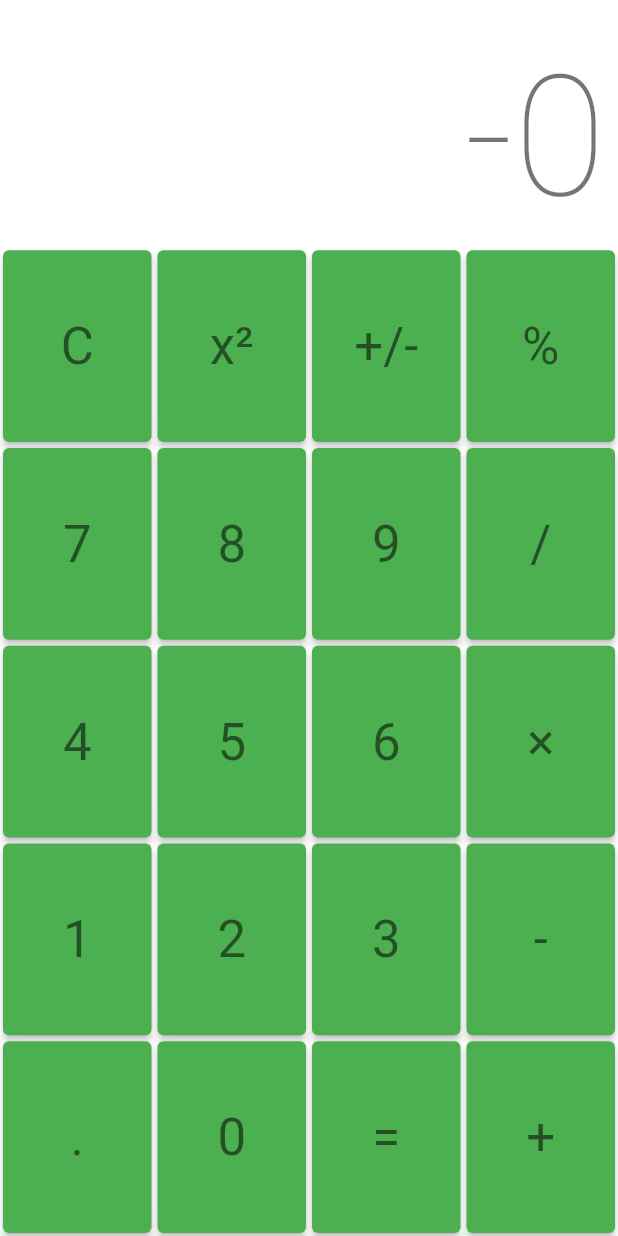
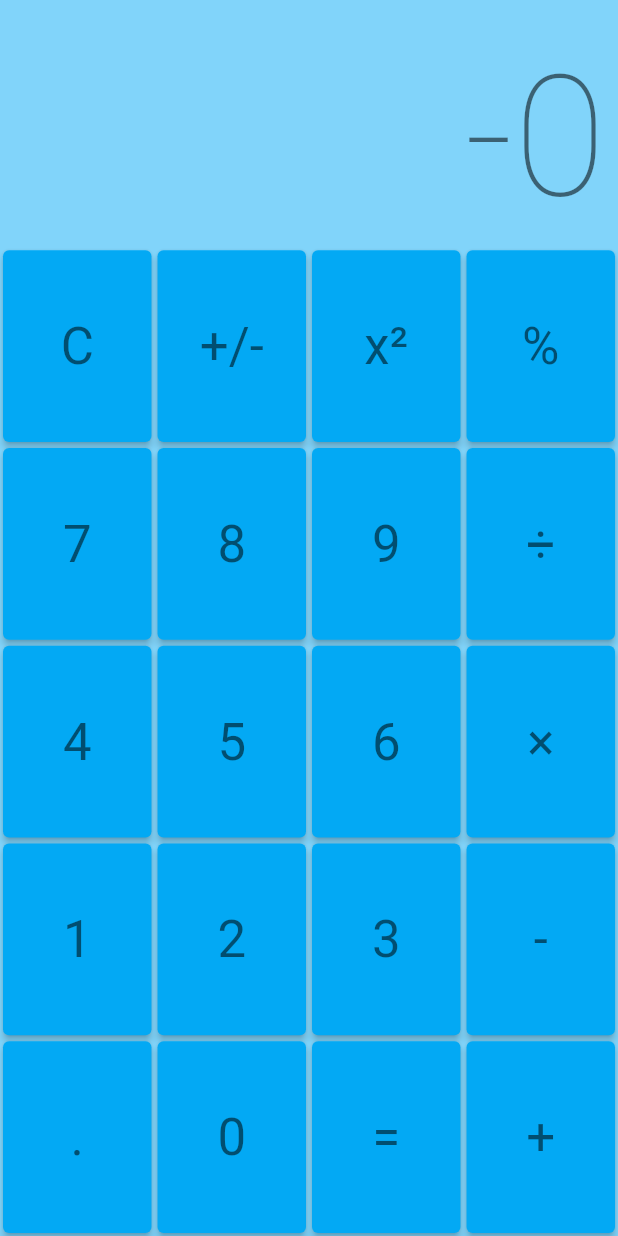
Before and after one commit to jvigneshcs/flutter-basic-calculator, a Flutter app: the screen it shows after launch, after a tap on "+/-", on a phone screen of 412 x 824 dp. Run offline on Flutter 3.47's test engine with Material 2 defaults, Android fonts, the phone set to English and light mode, and no system bars; drawn by our look-alikes of auto_size_text.

Commit message:
UI theme basic

```diff
--- a/lib/src/models/enums/OperationType.dart
+++ b/lib/src/models/enums/OperationType.dart
@@ -18,7 +18,7 @@ extension OperationTypeExtension on OperationType {
       case OperationType.multiplication:
         return '×';
       case OperationType.division:
-        return '/';
+        return '÷';
       case OperationType.percentage:
         return '%';
       case OperationType.square:
--- a/lib/src/widgets/stateful/MyHomePage.dart
+++ b/lib/src/widgets/stateful/MyHomePage.dart
@@ -18,7 +18,7 @@ class _MyHomePageState extends State<MyHomePage> {
   Widget build(BuildContext context) {
     return SizedBox.expand(
       child: Container(
-        color: Colors.white,
+        color: Theme.of(context).backgroundColor,
         child: SafeArea(
           child: OrientationBuilder(
             builder: (context, orientation) {
--- a/lib/src/widgets/stateless/CalculatorPortrait.dart
+++ b/lib/src/widgets/stateless/CalculatorPortrait.dart
@@ -40,15 +40,15 @@ class CalculatorPortrait extends StatelessWidget {
                         this._ioHandler.didTapClearAll();
                       },
                     ),
-                    CalcOperatorButton(
-                      operator: OperationType.square,
-                      ioHandler: this._ioHandler,
-                    ),
                     CalcButton(
                       title: '+/-',
                       onPressed: () {
                         this._ioHandler.didTapSwitchSign();
                       },
+                    ),
+                    CalcOperatorButton(
+                      operator: OperationType.square,
+                      ioHandler: this._ioHandler,
                     ),
                     CalcOperatorButton(
                       operator: OperationType.percentage,
--- a/lib/src/widgets/stateless/MyApp.dart
+++ b/lib/src/widgets/stateless/MyApp.dart
@@ -8,8 +8,14 @@ class MyApp extends StatelessWidget {
     return MaterialApp(
       title: 'Calculator',
       theme: ThemeData(
-        primarySwatch: Colors.green,
+        brightness: Brightness.light,
+        primarySwatch: Colors.lightBlue,
       ),
+      darkTheme: ThemeData(
+        brightness: Brightness.dark,
+        primarySwatch: Colors.teal,
+      ),
+      themeMode: ThemeMode.system,
       home: MyHomePage(),
     );
   }
```
